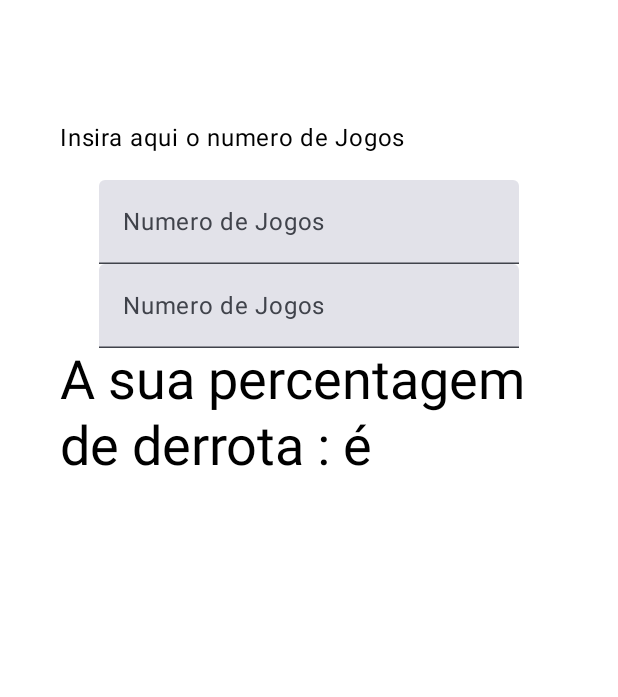
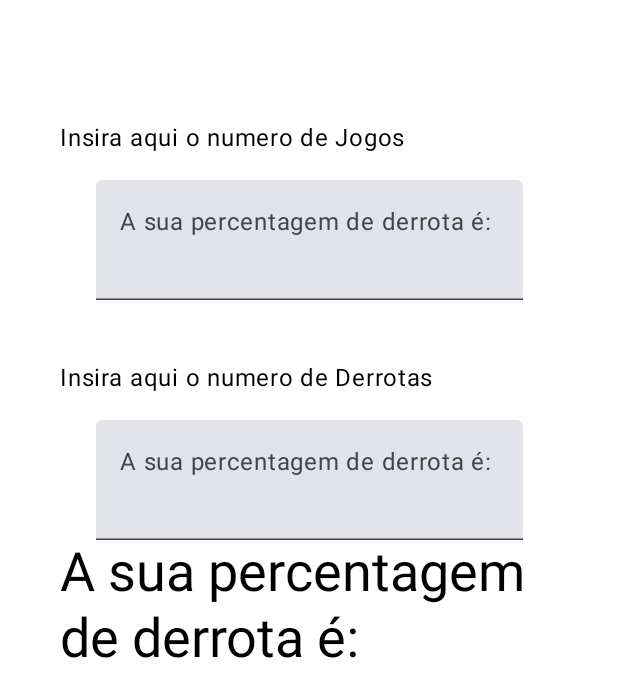
Before and after one commit to Condesso1998/CheckWin_Final, an Android app built with Jetpack Compose: the @Preview function CheckWinLayoutPreview, on a phone screen of 412 x 824 dp. Shown: the top 697 px of the screen. Run offline under Robolectric (Android 15) with nearby library versions, the phone set to English and light mode, and no system bars.

Commit message:
adicionado o titulo a cada caixa de texto

```diff
--- a/app/src/main/java/pt/ipg/checkwin_final/MainActivity.kt
+++ b/app/src/main/java/pt/ipg/checkwin_final/MainActivity.kt
@@ -119,12 +119,18 @@ fun CheckWinLayout() {
                 .align(alignment = Alignment.Start)
         )
         EditNumberField(
-            label = R.string.mostraDerrota,
+            label = R.string.numeroJogos,
             value = quantidadeJogos,
             onValueChanged = { quantidadeJogos  },
             modifier = Modifier
                 .padding(bottom = 32.dp)
                 .fillMaxWidth()
+        )
+        Text(
+                text = stringResource(R.string.InserirDerrotas),
+            modifier = Modifier
+                .padding(bottom = 16.dp, top = 40.dp)
+                .align(alignment = Alignment.Start)
         )
         EditNumberField(
             label = R.string.percentagemDerrotas,
@@ -157,7 +163,7 @@ fun EditNumberField(
     TextField(
         value = value,
         onValueChange = onValueChanged,
-        label = {Text(stringResource(R.string.JogosJogados))},
+        label = {Text(stringResource(R.string.mostraDerrota))},
         singleLine = true,
         keyboardOptions = KeyboardOptions.Default.copy(
             keyboardType = KeyboardType.Number,
@@ -165,4 +171,5 @@ fun EditNumberField(
         )
     )
 
+
 }
--- a/app/src/main/res/values/strings.xml
+++ b/app/src/main/res/values/strings.xml
@@ -6,6 +6,7 @@
         <string name="numeroJogos">Numero de Jogos </string>
         <string name="percentagemDerrotas">Percentagem de Derrotas </string>
         <string name="InserirJogos">Insira aqui o numero de Jogos</string>
-        <string name="mostraDerrota">A sua percentagem de derrota : é \n</string>
+        <string name="mostraDerrota">A sua percentagem de derrota  é: \n</string>
+        <string name="InserirDerrotas">Insira aqui o numero de Derrotas</string>
 
     </resources>
```
